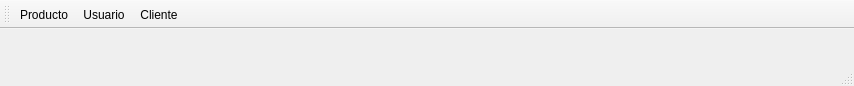
benArambide/ProyFinal-IS2, file mainwindow.ui: the form before one commit.
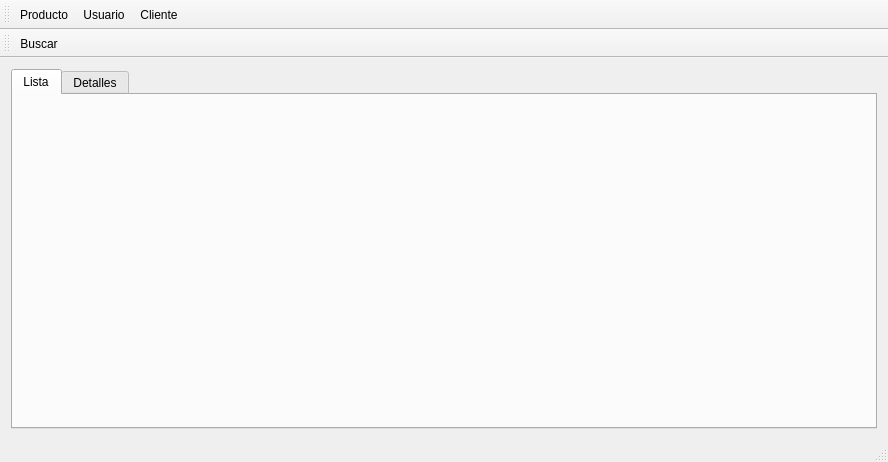
The form after the commit. Icons and pictures are not drawn.

Commit message: cambiandos uis

```diff
--- a/mainwindow.ui
+++ b/mainwindow.ui
@@ -6,8 +6,8 @@
    <rect>
     <x>0</x>
     <y>0</y>
-    <width>854</width>
-    <height>86</height>
+    <width>888</width>
+    <height>462</height>
    </rect>
   </property>
   <property name="windowTitle">
@@ -26,7 +26,27 @@
   <property name="toolButtonStyle">
    <enum>Qt::ToolButtonTextBesideIcon</enum>
   </property>
-  <widget class="QWidget" name="centralWidget"/>
+  <widget class="QWidget" name="centralWidget">
+   <layout class="QGridLayout" name="gridLayout">
+    <item row="0" column="0">
+     <widget class="QTabWidget" name="tabWidget_main">
+      <property name="currentIndex">
+       <number>0</number>
+      </property>
+      <widget class="QWidget" name="tab_list">
+       <attribute name="title">
+        <string>Lista</string>
+       </attribute>
+      </widget>
+      <widget class="QWidget" name="tab_details">
+       <attribute name="title">
+        <string>Detalles</string>
+       </attribute>
+      </widget>
+     </widget>
+    </item>
+   </layout>
+  </widget>
   <widget class="QToolBar" name="toolBar_modulos">
    <property name="windowTitle">
     <string>toolBar</string>
@@ -55,6 +75,24 @@
     <cursorShape>IBeamCursor</cursorShape>
    </property>
   </widget>
+  <widget class="QToolBar" name="toolBar">
+   <property name="windowTitle">
+    <string>toolBar</string>
+   </property>
+   <property name="iconSize">
+    <size>
+     <width>36</width>
+     <height>36</height>
+    </size>
+   </property>
+   <attribute name="toolBarArea">
+    <enum>TopToolBarArea</enum>
+   </attribute>
+   <attribute name="toolBarBreak">
+    <bool>true</bool>
+   </attribute>
+   <addaction name="actionBuscar"/>
+  </widget>
   <action name="actionProducto">
    <property name="icon">
     <iconset resource="Icons/Icons.qrc">
@@ -121,6 +159,18 @@
     <string>Ctrl+N</string>
    </property>
   </action>
+  <action name="actionBuscar">
+   <property name="icon">
+    <iconset resource="Icons/Icons.qrc">
+     <normaloff>:/Icons/1349716430_zoom.png</normaloff>:/Icons/1349716430_zoom.png</iconset>
+   </property>
+   <property name="text">
+    <string>Buscar</string>
+   </property>
+   <property name="shortcut">
+    <string>Ctrl+B</string>
+   </property>
+  </action>
  </widget>
  <layoutdefault spacing="6" margin="11"/>
  <resources>
```
The commit also changes 3 other files.
